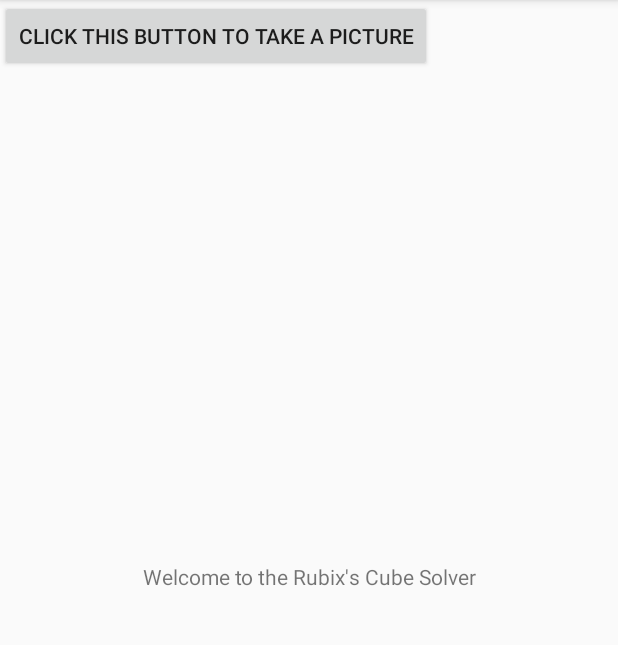
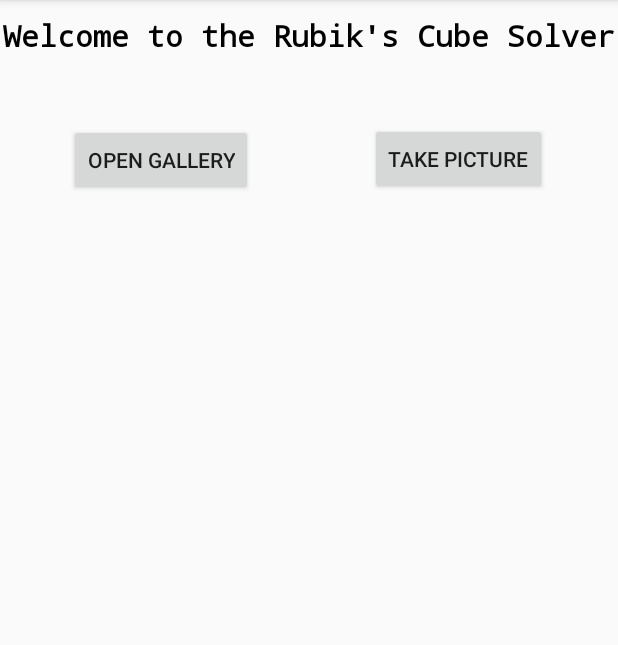
Before and after one commit to VisshaalS/RubixCube, an Android app: the screen it shows after launch (MainActivity), on a phone screen of 412 x 824 dp, the part 84-729 px from its top. Run offline under Robolectric (Android 15) with nearby library versions, the phone set to English and light mode, and no system bars; 1 statement that could not run was skipped.

Commit message:
Created positioning for buttons to open gallery nd take picture, as well as welcome text.

```diff
--- a/app/src/main/res/layout/activity_main.xml
+++ b/app/src/main/res/layout/activity_main.xml
@@ -1,31 +1,68 @@
 <?xml version="1.0" encoding="utf-8"?>
-<android.support.constraint.ConstraintLayout xmlns:android="http://schemas.android.com/apk/res/android"
+<RelativeLayout xmlns:android="http://schemas.android.com/apk/res/android"
     xmlns:app="http://schemas.android.com/apk/res-auto"
     xmlns:tools="http://schemas.android.com/tools"
     android:layout_width="match_parent"
     android:layout_height="match_parent"
     tools:context=".MainActivity">
 
+    <RelativeLayout
+        android:id="@+id/relativeLayout"
+        android:layout_width="match_parent"
+        android:layout_height="match_parent"
+        android:layout_alignParentStart="true"
+        android:layout_alignParentTop="true"
+        android:layout_marginStart="0dp"
+        android:layout_marginTop="0dp">
+
         <TextView
-        android:layout_width="wrap_content"
+            android:layout_width="match_parent"
             android:layout_height="wrap_content"
-        android:text="Welcome to the Rubix's Cube Solver"
+            android:layout_centerHorizontal="true"
+            android:layout_marginTop="10dp"
+            android:fontFamily="monospace"
+            android:text="@string/welcome"
+            android:textAlignment="center"
+            android:textAppearance="@style/TextAppearance.AppCompat.Display2"
+            android:textColor="@android:color/black"
+            android:textSize="20sp"
+            android:textStyle="bold"
+            android:typeface="sans"
             app:layout_constraintBottom_toBottomOf="parent"
             app:layout_constraintLeft_toLeftOf="parent"
             app:layout_constraintRight_toRightOf="parent"
             app:layout_constraintTop_toTopOf="parent" />
 
         <Button
+            android:id="@+id/bPic"
             android:layout_width="wrap_content"
             android:layout_height="wrap_content"
-        android:text="Click this button to take a picture"
-        android:id="@+id/bPic"
-        />
+            android:layout_alignParentTop="true"
+            android:layout_alignParentEnd="true"
+            android:layout_marginTop="82dp"
+            android:layout_marginEnd="47dp"
+            android:text="@string/take_pic" />
+
+        <Button
+            android:id="@+id/openGal"
+            android:layout_width="wrap_content"
+            android:layout_height="wrap_content"
+            android:layout_below="@+id/bPic"
+            android:layout_alignParentStart="true"
+            android:layout_marginStart="46dp"
+            android:layout_marginTop="-47dp"
+            android:text="@string/open_gal" />
+
+    </RelativeLayout>
+
+
+
 
     <ImageView
+        android:id="@+id/imageResult"
         android:layout_width="match_parent"
         android:layout_height="match_parent"
-        android:id="@+id/imageResult"
-        />
+        tools:layout_editor_absoluteX="16dp"
+        tools:layout_editor_absoluteY="65dp" />
 
-</android.support.constraint.ConstraintLayout>
+</RelativeLayout>
--- a/app/src/main/res/values/strings.xml
+++ b/app/src/main/res/values/strings.xml
@@ -1,3 +1,6 @@
 <resources>
     <string name="app_name">Solverino</string>
+    <string name="welcome">Welcome to the Rubik\'s Cube Solver</string>
+    <string name="open_gal">Open Gallery</string>
+    <string name="take_pic">Take Picture</string>
 </resources>
```
Lines whose indentation alone changed are shown as unchanged.
